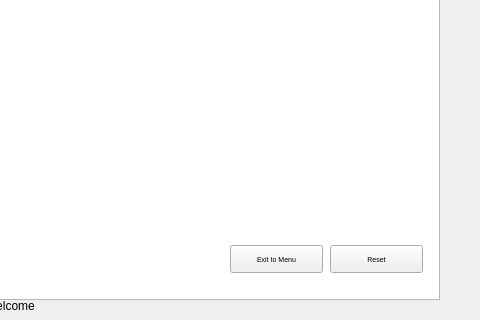
Above: fivewins.ui from j-weissen/5wins_raspi before the change; both pictures show x 470 to 950 and y 630 to 950 of the 950 by 950 pixel window. Below: the same form after it.
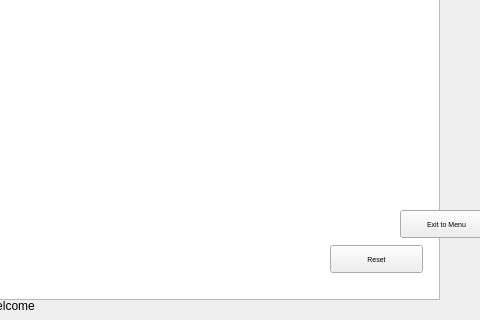
That is the form after the change.

The edit to the form file:
```diff
--- a/fivewins.ui
+++ b/fivewins.ui
@@ -88,8 +88,8 @@
   <widget class="QPushButton" name="pushButton_exit_menu">
    <property name="geometry">
     <rect>
-     <x>700</x>
-     <y>875</y>
+     <x>870</x>
+     <y>840</y>
      <width>93</width>
      <height>28</height>
     </rect>
```
